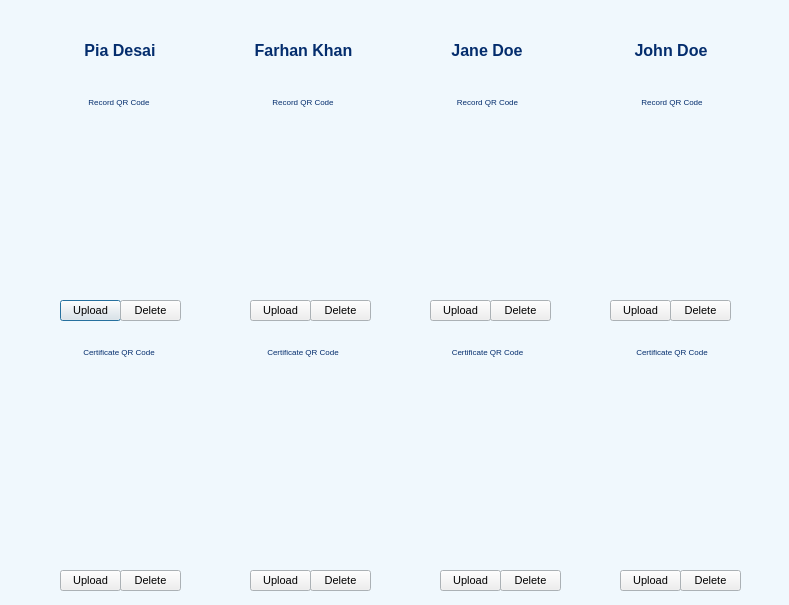
The window that MCR-app/ad_manage_qr.ui (maria-gedye/QTapp) describes before a commit, drawn with Qt 5.
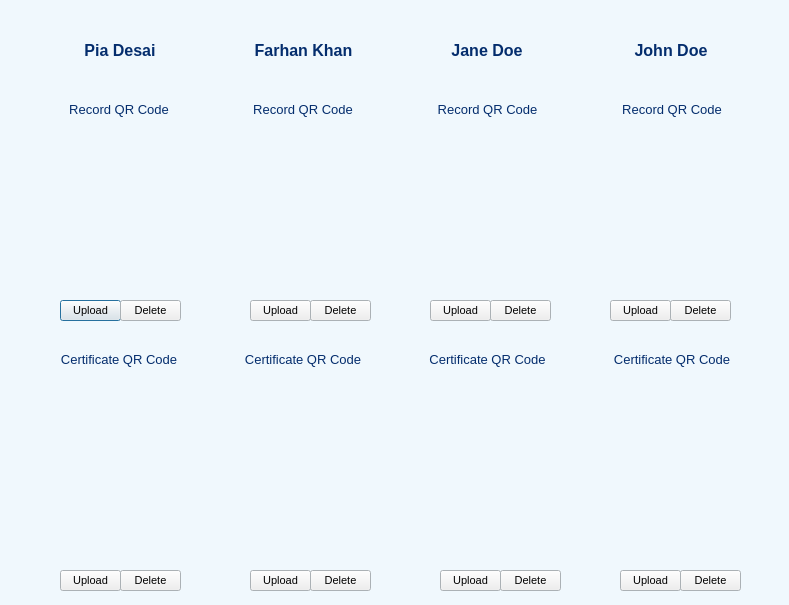
The same window after the commit.

The edit to the form file:
```diff
--- a/MCR-app/ad_manage_qr.ui
+++ b/MCR-app/ad_manage_qr.ui
@@ -124,10 +124,10 @@
        <string>&lt;!DOCTYPE HTML PUBLIC &quot;-//W3C//DTD HTML 4.0//EN&quot; &quot;http://www.w3.org/TR/REC-html40/strict.dtd&quot;&gt;
 &lt;html&gt;&lt;head&gt;&lt;meta name=&quot;qrichtext&quot; content=&quot;1&quot; /&gt;&lt;style type=&quot;text/css&quot;&gt;
 p, li { white-space: pre-wrap; }
-&lt;/style&gt;&lt;/head&gt;&lt;body style=&quot; font-family:'SimSun'; font-size:9pt; font-weight:400; font-style:normal;&quot;&gt;
-&lt;p align=&quot;center&quot; style=&quot;-qt-paragraph-type:empty; margin-top:0px; margin-bottom:0px; margin-left:0px; margin-right:0px; -qt-block-indent:0; text-indent:0px; font-size:7.2pt;&quot;&gt;&lt;br /&gt;&lt;/p&gt;
-&lt;p style=&quot; margin-top:0px; margin-bottom:0px; margin-left:0px; margin-right:0px; -qt-block-indent:0; text-indent:0px;&quot;&gt;&lt;span style=&quot; font-family:'.AppleSystemUIFont'; font-size:6pt; font-weight:600; color:#042d6d;&quot;&gt;   &lt;/span&gt;&lt;/p&gt;
-&lt;p align=&quot;center&quot; style=&quot; margin-top:0px; margin-bottom:0px; margin-left:0px; margin-right:0px; -qt-block-indent:0; text-indent:0px;&quot;&gt;&lt;span style=&quot; font-family:'.AppleSystemUIFont'; font-size:6pt; color:#042d6d;&quot;&gt;Certificate QR Code&lt;/span&gt;&lt;/p&gt;&lt;/body&gt;&lt;/html&gt;</string>
+&lt;/style&gt;&lt;/head&gt;&lt;body style=&quot; font-family:'MS Shell Dlg 2'; font-size:8.25pt; font-weight:400; font-style:normal;&quot;&gt;
+&lt;p align=&quot;center&quot; style=&quot;-qt-paragraph-type:empty; margin-top:0px; margin-bottom:0px; margin-left:0px; margin-right:0px; -qt-block-indent:0; text-indent:0px; font-family:'SimSun'; font-size:7.2pt;&quot;&gt;&lt;br /&gt;&lt;/p&gt;
+&lt;p style=&quot; margin-top:0px; margin-bottom:0px; margin-left:0px; margin-right:0px; -qt-block-indent:0; text-indent:0px;&quot;&gt;&lt;span style=&quot; font-family:'.AppleSystemUIFont'; font-size:10pt; font-weight:600; color:#042d6d;&quot;&gt;   &lt;/span&gt;&lt;/p&gt;
+&lt;p align=&quot;center&quot; style=&quot; margin-top:0px; margin-bottom:0px; margin-left:0px; margin-right:0px; -qt-block-indent:0; text-indent:0px;&quot;&gt;&lt;span style=&quot; font-family:'.AppleSystemUIFont'; font-size:10pt; color:#042d6d;&quot;&gt;Certificate QR Code&lt;/span&gt;&lt;/p&gt;&lt;/body&gt;&lt;/html&gt;</string>
       </property>
      </widget>
     </item>
@@ -152,10 +152,10 @@
        <string>&lt;!DOCTYPE HTML PUBLIC &quot;-//W3C//DTD HTML 4.0//EN&quot; &quot;http://www.w3.org/TR/REC-html40/strict.dtd&quot;&gt;
 &lt;html&gt;&lt;head&gt;&lt;meta name=&quot;qrichtext&quot; content=&quot;1&quot; /&gt;&lt;style type=&quot;text/css&quot;&gt;
 p, li { white-space: pre-wrap; }
-&lt;/style&gt;&lt;/head&gt;&lt;body style=&quot; font-family:'SimSun'; font-size:9pt; font-weight:400; font-style:normal;&quot;&gt;
-&lt;p align=&quot;center&quot; style=&quot;-qt-paragraph-type:empty; margin-top:0px; margin-bottom:0px; margin-left:0px; margin-right:0px; -qt-block-indent:0; text-indent:0px; font-size:7.2pt;&quot;&gt;&lt;br /&gt;&lt;/p&gt;
-&lt;p style=&quot; margin-top:0px; margin-bottom:0px; margin-left:0px; margin-right:0px; -qt-block-indent:0; text-indent:0px;&quot;&gt;&lt;span style=&quot; font-family:'.AppleSystemUIFont'; font-size:6pt; font-weight:600; color:#042d6d;&quot;&gt;   &lt;/span&gt;&lt;/p&gt;
-&lt;p align=&quot;center&quot; style=&quot; margin-top:0px; margin-bottom:0px; margin-left:0px; margin-right:0px; -qt-block-indent:0; text-indent:0px;&quot;&gt;&lt;span style=&quot; font-family:'.AppleSystemUIFont'; font-size:6pt; color:#042d6d;&quot;&gt;Certificate QR Code&lt;/span&gt;&lt;/p&gt;&lt;/body&gt;&lt;/html&gt;</string>
+&lt;/style&gt;&lt;/head&gt;&lt;body style=&quot; font-family:'MS Shell Dlg 2'; font-size:8.25pt; font-weight:400; font-style:normal;&quot;&gt;
+&lt;p align=&quot;center&quot; style=&quot;-qt-paragraph-type:empty; margin-top:0px; margin-bottom:0px; margin-left:0px; margin-right:0px; -qt-block-indent:0; text-indent:0px; font-family:'SimSun'; font-size:7.2pt;&quot;&gt;&lt;br /&gt;&lt;/p&gt;
+&lt;p style=&quot; margin-top:0px; margin-bottom:0px; margin-left:0px; margin-right:0px; -qt-block-indent:0; text-indent:0px;&quot;&gt;&lt;span style=&quot; font-family:'.AppleSystemUIFont'; font-size:10pt; font-weight:600; color:#042d6d;&quot;&gt;   &lt;/span&gt;&lt;/p&gt;
+&lt;p align=&quot;center&quot; style=&quot; margin-top:0px; margin-bottom:0px; margin-left:0px; margin-right:0px; -qt-block-indent:0; text-indent:0px;&quot;&gt;&lt;span style=&quot; font-family:'.AppleSystemUIFont'; font-size:10pt; color:#042d6d;&quot;&gt;Certificate QR Code&lt;/span&gt;&lt;/p&gt;&lt;/body&gt;&lt;/html&gt;</string>
       </property>
      </widget>
     </item>
@@ -180,10 +180,10 @@
        <string>&lt;!DOCTYPE HTML PUBLIC &quot;-//W3C//DTD HTML 4.0//EN&quot; &quot;http://www.w3.org/TR/REC-html40/strict.dtd&quot;&gt;
 &lt;html&gt;&lt;head&gt;&lt;meta name=&quot;qrichtext&quot; content=&quot;1&quot; /&gt;&lt;style type=&quot;text/css&quot;&gt;
 p, li { white-space: pre-wrap; }
-&lt;/style&gt;&lt;/head&gt;&lt;body style=&quot; font-family:'SimSun'; font-size:9pt; font-weight:400; font-style:normal;&quot;&gt;
-&lt;p align=&quot;center&quot; style=&quot;-qt-paragraph-type:empty; margin-top:0px; margin-bottom:0px; margin-left:0px; margin-right:0px; -qt-block-indent:0; text-indent:0px; font-size:7.2pt;&quot;&gt;&lt;br /&gt;&lt;/p&gt;
-&lt;p style=&quot; margin-top:0px; margin-bottom:0px; margin-left:0px; margin-right:0px; -qt-block-indent:0; text-indent:0px;&quot;&gt;&lt;span style=&quot; font-family:'.AppleSystemUIFont'; font-size:6pt; font-weight:600; color:#042d6d;&quot;&gt;   &lt;/span&gt;&lt;/p&gt;
-&lt;p align=&quot;center&quot; style=&quot; margin-top:0px; margin-bottom:0px; margin-left:0px; margin-right:0px; -qt-block-indent:0; text-indent:0px;&quot;&gt;&lt;span style=&quot; font-family:'.AppleSystemUIFont'; font-size:6pt; color:#042d6d;&quot;&gt;Certificate QR Code&lt;/span&gt;&lt;/p&gt;&lt;/body&gt;&lt;/html&gt;</string>
+&lt;/style&gt;&lt;/head&gt;&lt;body style=&quot; font-family:'MS Shell Dlg 2'; font-size:8.25pt; font-weight:400; font-style:normal;&quot;&gt;
+&lt;p align=&quot;center&quot; style=&quot;-qt-paragraph-type:empty; margin-top:0px; margin-bottom:0px; margin-left:0px; margin-right:0px; -qt-block-indent:0; text-indent:0px; font-family:'SimSun'; font-size:7.2pt;&quot;&gt;&lt;br /&gt;&lt;/p&gt;
+&lt;p style=&quot; margin-top:0px; margin-bottom:0px; margin-left:0px; margin-right:0px; -qt-block-indent:0; text-indent:0px;&quot;&gt;&lt;span style=&quot; font-family:'.AppleSystemUIFont'; font-size:10pt; font-weight:600; color:#042d6d;&quot;&gt;   &lt;/span&gt;&lt;/p&gt;
+&lt;p align=&quot;center&quot; style=&quot; margin-top:0px; margin-bottom:0px; margin-left:0px; margin-right:0px; -qt-block-indent:0; text-indent:0px;&quot;&gt;&lt;span style=&quot; font-family:'.AppleSystemUIFont'; font-size:10pt; color:#042d6d;&quot;&gt;Certificate QR Code&lt;/span&gt;&lt;/p&gt;&lt;/body&gt;&lt;/html&gt;</string>
       </property>
      </widget>
     </item>
@@ -208,10 +208,10 @@
        <string>&lt;!DOCTYPE HTML PUBLIC &quot;-//W3C//DTD HTML 4.0//EN&quot; &quot;http://www.w3.org/TR/REC-html40/strict.dtd&quot;&gt;
 &lt;html&gt;&lt;head&gt;&lt;meta name=&quot;qrichtext&quot; content=&quot;1&quot; /&gt;&lt;style type=&quot;text/css&quot;&gt;
 p, li { white-space: pre-wrap; }
-&lt;/style&gt;&lt;/head&gt;&lt;body style=&quot; font-family:'SimSun'; font-size:9pt; font-weight:400; font-style:normal;&quot;&gt;
-&lt;p align=&quot;center&quot; style=&quot;-qt-paragraph-type:empty; margin-top:0px; margin-bottom:0px; margin-left:0px; margin-right:0px; -qt-block-indent:0; text-indent:0px; font-size:7.2pt;&quot;&gt;&lt;br /&gt;&lt;/p&gt;
-&lt;p style=&quot; margin-top:0px; margin-bottom:0px; margin-left:0px; margin-right:0px; -qt-block-indent:0; text-indent:0px;&quot;&gt;&lt;span style=&quot; font-family:'.AppleSystemUIFont'; font-size:6pt; font-weight:600; color:#042d6d;&quot;&gt;   &lt;/span&gt;&lt;/p&gt;
-&lt;p align=&quot;center&quot; style=&quot; margin-top:0px; margin-bottom:0px; margin-left:0px; margin-right:0px; -qt-block-indent:0; text-indent:0px;&quot;&gt;&lt;span style=&quot; font-family:'.AppleSystemUIFont'; font-size:6pt; color:#042d6d;&quot;&gt;Certificate QR Code&lt;/span&gt;&lt;/p&gt;&lt;/body&gt;&lt;/html&gt;</string>
+&lt;/style&gt;&lt;/head&gt;&lt;body style=&quot; font-family:'MS Shell Dlg 2'; font-size:8.25pt; font-weight:400; font-style:normal;&quot;&gt;
+&lt;p align=&quot;center&quot; style=&quot;-qt-paragraph-type:empty; margin-top:0px; margin-bottom:0px; margin-left:0px; margin-right:0px; -qt-block-indent:0; text-indent:0px; font-family:'SimSun'; font-size:7.2pt;&quot;&gt;&lt;br /&gt;&lt;/p&gt;
+&lt;p style=&quot; margin-top:0px; margin-bottom:0px; margin-left:0px; margin-right:0px; -qt-block-indent:0; text-indent:0px;&quot;&gt;&lt;span style=&quot; font-family:'.AppleSystemUIFont'; font-size:10pt; font-weight:600; color:#042d6d;&quot;&gt;   &lt;/span&gt;&lt;/p&gt;
+&lt;p align=&quot;center&quot; style=&quot; margin-top:0px; margin-bottom:0px; margin-left:0px; margin-right:0px; -qt-block-indent:0; text-indent:0px;&quot;&gt;&lt;span style=&quot; font-family:'.AppleSystemUIFont'; font-size:10pt; color:#042d6d;&quot;&gt;Certificate QR Code&lt;/span&gt;&lt;/p&gt;&lt;/body&gt;&lt;/html&gt;</string>
       </property>
      </widget>
     </item>
@@ -713,13 +713,13 @@
     </size>
    </property>
   </widget>
-  <widget class="QWidget" name="">
+  <widget class="QWidget" name="layoutWidget">
    <property name="geometry">
     <rect>
      <x>30</x>
      <y>10</y>
      <width>731</width>
-     <height>61</height>
+     <height>71</height>
     </rect>
    </property>
    <layout class="QHBoxLayout" name="horizontalLayout">
@@ -747,9 +747,9 @@
        <string>&lt;!DOCTYPE HTML PUBLIC &quot;-//W3C//DTD HTML 4.0//EN&quot; &quot;http://www.w3.org/TR/REC-html40/strict.dtd&quot;&gt;
 &lt;html&gt;&lt;head&gt;&lt;meta name=&quot;qrichtext&quot; content=&quot;1&quot; /&gt;&lt;style type=&quot;text/css&quot;&gt;
 p, li { white-space: pre-wrap; }
-&lt;/style&gt;&lt;/head&gt;&lt;body style=&quot; font-family:'SimSun'; font-size:9pt; font-weight:400; font-style:normal;&quot;&gt;
-&lt;p align=&quot;center&quot; style=&quot;-qt-paragraph-type:empty; margin-top:0px; margin-bottom:0px; margin-left:0px; margin-right:0px; -qt-block-indent:0; text-indent:0px; font-size:7.2pt;&quot;&gt;&lt;br /&gt;&lt;/p&gt;
-&lt;p style=&quot; margin-top:0px; margin-bottom:0px; margin-left:0px; margin-right:0px; -qt-block-indent:0; text-indent:0px;&quot;&gt;&lt;span style=&quot; font-family:'.AppleSystemUIFont'; font-weight:600; color:#042d6d;&quot;&gt;   &lt;/span&gt;&lt;/p&gt;
+&lt;/style&gt;&lt;/head&gt;&lt;body style=&quot; font-family:'MS Shell Dlg 2'; font-size:8.25pt; font-weight:400; font-style:normal;&quot;&gt;
+&lt;p align=&quot;center&quot; style=&quot;-qt-paragraph-type:empty; margin-top:0px; margin-bottom:0px; margin-left:0px; margin-right:0px; -qt-block-indent:0; text-indent:0px; font-family:'SimSun'; font-size:7.2pt;&quot;&gt;&lt;br /&gt;&lt;/p&gt;
+&lt;p style=&quot; margin-top:0px; margin-bottom:0px; margin-left:0px; margin-right:0px; -qt-block-indent:0; text-indent:0px;&quot;&gt;&lt;span style=&quot; font-family:'.AppleSystemUIFont'; font-size:9pt; font-weight:600; color:#042d6d;&quot;&gt;   &lt;/span&gt;&lt;/p&gt;
 &lt;p align=&quot;center&quot; style=&quot; margin-top:0px; margin-bottom:0px; margin-left:0px; margin-right:0px; -qt-block-indent:0; text-indent:0px;&quot;&gt;&lt;span style=&quot; font-family:'.AppleSystemUIFont'; font-size:12pt; font-weight:600; color:#042d6d;&quot;&gt;Pia Desai&lt;/span&gt;&lt;/p&gt;&lt;/body&gt;&lt;/html&gt;</string>
       </property>
      </widget>
@@ -775,9 +775,9 @@
        <string>&lt;!DOCTYPE HTML PUBLIC &quot;-//W3C//DTD HTML 4.0//EN&quot; &quot;http://www.w3.org/TR/REC-html40/strict.dtd&quot;&gt;
 &lt;html&gt;&lt;head&gt;&lt;meta name=&quot;qrichtext&quot; content=&quot;1&quot; /&gt;&lt;style type=&quot;text/css&quot;&gt;
 p, li { white-space: pre-wrap; }
-&lt;/style&gt;&lt;/head&gt;&lt;body style=&quot; font-family:'SimSun'; font-size:9pt; font-weight:400; font-style:normal;&quot;&gt;
-&lt;p align=&quot;center&quot; style=&quot;-qt-paragraph-type:empty; margin-top:0px; margin-bottom:0px; margin-left:0px; margin-right:0px; -qt-block-indent:0; text-indent:0px; font-size:7.2pt;&quot;&gt;&lt;br /&gt;&lt;/p&gt;
-&lt;p style=&quot; margin-top:0px; margin-bottom:0px; margin-left:0px; margin-right:0px; -qt-block-indent:0; text-indent:0px;&quot;&gt;&lt;span style=&quot; font-family:'.AppleSystemUIFont'; font-weight:600; color:#042d6d;&quot;&gt;   &lt;/span&gt;&lt;/p&gt;
+&lt;/style&gt;&lt;/head&gt;&lt;body style=&quot; font-family:'MS Shell Dlg 2'; font-size:8.25pt; font-weight:400; font-style:normal;&quot;&gt;
+&lt;p align=&quot;center&quot; style=&quot;-qt-paragraph-type:empty; margin-top:0px; margin-bottom:0px; margin-left:0px; margin-right:0px; -qt-block-indent:0; text-indent:0px; font-family:'SimSun'; font-size:7.2pt;&quot;&gt;&lt;br /&gt;&lt;/p&gt;
+&lt;p style=&quot; margin-top:0px; margin-bottom:0px; margin-left:0px; margin-right:0px; -qt-block-indent:0; text-indent:0px;&quot;&gt;&lt;span style=&quot; font-family:'.AppleSystemUIFont'; font-size:9pt; font-weight:600; color:#042d6d;&quot;&gt;   &lt;/span&gt;&lt;/p&gt;
 &lt;p align=&quot;center&quot; style=&quot; margin-top:0px; margin-bottom:0px; margin-left:0px; margin-right:0px; -qt-block-indent:0; text-indent:0px;&quot;&gt;&lt;span style=&quot; font-family:'.AppleSystemUIFont'; font-size:12pt; font-weight:600; color:#042d6d;&quot;&gt;Farhan Khan&lt;/span&gt;&lt;/p&gt;&lt;/body&gt;&lt;/html&gt;</string>
       </property>
      </widget>
@@ -803,9 +803,9 @@
        <string>&lt;!DOCTYPE HTML PUBLIC &quot;-//W3C//DTD HTML 4.0//EN&quot; &quot;http://www.w3.org/TR/REC-html40/strict.dtd&quot;&gt;
 &lt;html&gt;&lt;head&gt;&lt;meta name=&quot;qrichtext&quot; content=&quot;1&quot; /&gt;&lt;style type=&quot;text/css&quot;&gt;
 p, li { white-space: pre-wrap; }
-&lt;/style&gt;&lt;/head&gt;&lt;body style=&quot; font-family:'SimSun'; font-size:9pt; font-weight:400; font-style:normal;&quot;&gt;
-&lt;p align=&quot;center&quot; style=&quot;-qt-paragraph-type:empty; margin-top:0px; margin-bottom:0px; margin-left:0px; margin-right:0px; -qt-block-indent:0; text-indent:0px; font-size:7.2pt;&quot;&gt;&lt;br /&gt;&lt;/p&gt;
-&lt;p style=&quot; margin-top:0px; margin-bottom:0px; margin-left:0px; margin-right:0px; -qt-block-indent:0; text-indent:0px;&quot;&gt;&lt;span style=&quot; font-family:'.AppleSystemUIFont'; font-weight:600; color:#042d6d;&quot;&gt;   &lt;/span&gt;&lt;/p&gt;
+&lt;/style&gt;&lt;/head&gt;&lt;body style=&quot; font-family:'MS Shell Dlg 2'; font-size:8.25pt; font-weight:400; font-style:normal;&quot;&gt;
+&lt;p align=&quot;center&quot; style=&quot;-qt-paragraph-type:empty; margin-top:0px; margin-bottom:0px; margin-left:0px; margin-right:0px; -qt-block-indent:0; text-indent:0px; font-family:'SimSun'; font-size:7.2pt;&quot;&gt;&lt;br /&gt;&lt;/p&gt;
+&lt;p style=&quot; margin-top:0px; margin-bottom:0px; margin-left:0px; margin-right:0px; -qt-block-indent:0; text-indent:0px;&quot;&gt;&lt;span style=&quot; font-family:'.AppleSystemUIFont'; font-size:9pt; font-weight:600; color:#042d6d;&quot;&gt;   &lt;/span&gt;&lt;/p&gt;
 &lt;p align=&quot;center&quot; style=&quot; margin-top:0px; margin-bottom:0px; margin-left:0px; margin-right:0px; -qt-block-indent:0; text-indent:0px;&quot;&gt;&lt;span style=&quot; font-family:'.AppleSystemUIFont'; font-size:12pt; font-weight:600; color:#042d6d;&quot;&gt;Jane Doe&lt;/span&gt;&lt;/p&gt;&lt;/body&gt;&lt;/html&gt;</string>
       </property>
      </widget>
@@ -831,16 +831,16 @@
        <string>&lt;!DOCTYPE HTML PUBLIC &quot;-//W3C//DTD HTML 4.0//EN&quot; &quot;http://www.w3.org/TR/REC-html40/strict.dtd&quot;&gt;
 &lt;html&gt;&lt;head&gt;&lt;meta name=&quot;qrichtext&quot; content=&quot;1&quot; /&gt;&lt;style type=&quot;text/css&quot;&gt;
 p, li { white-space: pre-wrap; }
-&lt;/style&gt;&lt;/head&gt;&lt;body style=&quot; font-family:'SimSun'; font-size:9pt; font-weight:400; font-style:normal;&quot;&gt;
-&lt;p align=&quot;center&quot; style=&quot;-qt-paragraph-type:empty; margin-top:0px; margin-bottom:0px; margin-left:0px; margin-right:0px; -qt-block-indent:0; text-indent:0px; font-size:7.2pt;&quot;&gt;&lt;br /&gt;&lt;/p&gt;
-&lt;p style=&quot; margin-top:0px; margin-bottom:0px; margin-left:0px; margin-right:0px; -qt-block-indent:0; text-indent:0px;&quot;&gt;&lt;span style=&quot; font-family:'.AppleSystemUIFont'; font-weight:600; color:#042d6d;&quot;&gt;   &lt;/span&gt;&lt;/p&gt;
+&lt;/style&gt;&lt;/head&gt;&lt;body style=&quot; font-family:'MS Shell Dlg 2'; font-size:8.25pt; font-weight:400; font-style:normal;&quot;&gt;
+&lt;p align=&quot;center&quot; style=&quot;-qt-paragraph-type:empty; margin-top:0px; margin-bottom:0px; margin-left:0px; margin-right:0px; -qt-block-indent:0; text-indent:0px; font-family:'SimSun'; font-size:7.2pt;&quot;&gt;&lt;br /&gt;&lt;/p&gt;
+&lt;p style=&quot; margin-top:0px; margin-bottom:0px; margin-left:0px; margin-right:0px; -qt-block-indent:0; text-indent:0px;&quot;&gt;&lt;span style=&quot; font-family:'.AppleSystemUIFont'; font-size:9pt; font-weight:600; color:#042d6d;&quot;&gt;   &lt;/span&gt;&lt;/p&gt;
 &lt;p align=&quot;center&quot; style=&quot; margin-top:0px; margin-bottom:0px; margin-left:0px; margin-right:0px; -qt-block-indent:0; text-indent:0px;&quot;&gt;&lt;span style=&quot; font-family:'.AppleSystemUIFont'; font-size:12pt; font-weight:600; color:#042d6d;&quot;&gt;John Doe&lt;/span&gt;&lt;/p&gt;&lt;/body&gt;&lt;/html&gt;</string>
       </property>
      </widget>
     </item>
    </layout>
   </widget>
-  <widget class="QWidget" name="">
+  <widget class="QWidget" name="layoutWidget">
    <property name="geometry">
     <rect>
      <x>30</x>
@@ -854,6 +854,7 @@
      <widget class="QTextBrowser" name="textBrowser_5">
       <property name="font">
        <font>
+        <pointsize>12</pointsize>
         <weight>50</weight>
         <bold>false</bold>
        </font>
@@ -871,10 +872,10 @@
        <string>&lt;!DOCTYPE HTML PUBLIC &quot;-//W3C//DTD HTML 4.0//EN&quot; &quot;http://www.w3.org/TR/REC-html40/strict.dtd&quot;&gt;
 &lt;html&gt;&lt;head&gt;&lt;meta name=&quot;qrichtext&quot; content=&quot;1&quot; /&gt;&lt;style type=&quot;text/css&quot;&gt;
 p, li { white-space: pre-wrap; }
-&lt;/style&gt;&lt;/head&gt;&lt;body style=&quot; font-family:'SimSun'; font-size:9pt; font-weight:400; font-style:normal;&quot;&gt;
-&lt;p align=&quot;center&quot; style=&quot;-qt-paragraph-type:empty; margin-top:0px; margin-bottom:0px; margin-left:0px; margin-right:0px; -qt-block-indent:0; text-indent:0px; font-size:7.2pt;&quot;&gt;&lt;br /&gt;&lt;/p&gt;
-&lt;p style=&quot; margin-top:0px; margin-bottom:0px; margin-left:0px; margin-right:0px; -qt-block-indent:0; text-indent:0px;&quot;&gt;&lt;span style=&quot; font-family:'.AppleSystemUIFont'; font-size:6pt; font-weight:600; color:#042d6d;&quot;&gt;   &lt;/span&gt;&lt;/p&gt;
-&lt;p align=&quot;center&quot; style=&quot; margin-top:0px; margin-bottom:0px; margin-left:0px; margin-right:0px; -qt-block-indent:0; text-indent:0px;&quot;&gt;&lt;span style=&quot; font-family:'.AppleSystemUIFont'; font-size:6pt; color:#042d6d;&quot;&gt;Record QR Code&lt;/span&gt;&lt;/p&gt;&lt;/body&gt;&lt;/html&gt;</string>
+&lt;/style&gt;&lt;/head&gt;&lt;body style=&quot; font-family:'MS Shell Dlg 2'; font-size:12pt; font-weight:400; font-style:normal;&quot;&gt;
+&lt;p align=&quot;center&quot; style=&quot;-qt-paragraph-type:empty; margin-top:0px; margin-bottom:0px; margin-left:0px; margin-right:0px; -qt-block-indent:0; text-indent:0px; font-family:'SimSun'; font-size:7.2pt;&quot;&gt;&lt;br /&gt;&lt;/p&gt;
+&lt;p style=&quot; margin-top:0px; margin-bottom:0px; margin-left:0px; margin-right:0px; -qt-block-indent:0; text-indent:0px;&quot;&gt;&lt;span style=&quot; font-family:'.AppleSystemUIFont'; font-size:10pt; font-weight:600; color:#042d6d;&quot;&gt;   &lt;/span&gt;&lt;/p&gt;
+&lt;p align=&quot;center&quot; style=&quot; margin-top:0px; margin-bottom:0px; margin-left:0px; margin-right:0px; -qt-block-indent:0; text-indent:0px;&quot;&gt;&lt;span style=&quot; font-family:'.AppleSystemUIFont'; font-size:10pt; color:#042d6d;&quot;&gt;Record QR Code&lt;/span&gt;&lt;/p&gt;&lt;/body&gt;&lt;/html&gt;</string>
       </property>
      </widget>
     </item>
@@ -899,10 +900,10 @@
        <string>&lt;!DOCTYPE HTML PUBLIC &quot;-//W3C//DTD HTML 4.0//EN&quot; &quot;http://www.w3.org/TR/REC-html40/strict.dtd&quot;&gt;
 &lt;html&gt;&lt;head&gt;&lt;meta name=&quot;qrichtext&quot; content=&quot;1&quot; /&gt;&lt;style type=&quot;text/css&quot;&gt;
 p, li { white-space: pre-wrap; }
-&lt;/style&gt;&lt;/head&gt;&lt;body style=&quot; font-family:'SimSun'; font-size:9pt; font-weight:400; font-style:normal;&quot;&gt;
-&lt;p align=&quot;center&quot; style=&quot;-qt-paragraph-type:empty; margin-top:0px; margin-bottom:0px; margin-left:0px; margin-right:0px; -qt-block-indent:0; text-indent:0px; font-size:7.2pt;&quot;&gt;&lt;br /&gt;&lt;/p&gt;
-&lt;p style=&quot; margin-top:0px; margin-bottom:0px; margin-left:0px; margin-right:0px; -qt-block-indent:0; text-indent:0px;&quot;&gt;&lt;span style=&quot; font-family:'.AppleSystemUIFont'; font-size:6pt; font-weight:600; color:#042d6d;&quot;&gt;   &lt;/span&gt;&lt;/p&gt;
-&lt;p align=&quot;center&quot; style=&quot; margin-top:0px; margin-bottom:0px; margin-left:0px; margin-right:0px; -qt-block-indent:0; text-indent:0px;&quot;&gt;&lt;span style=&quot; font-family:'.AppleSystemUIFont'; font-size:6pt; color:#042d6d;&quot;&gt;Record QR Code&lt;/span&gt;&lt;/p&gt;&lt;/body&gt;&lt;/html&gt;</string>
+&lt;/style&gt;&lt;/head&gt;&lt;body style=&quot; font-family:'MS Shell Dlg 2'; font-size:8.25pt; font-weight:400; font-style:normal;&quot;&gt;
+&lt;p align=&quot;center&quot; style=&quot;-qt-paragraph-type:empty; margin-top:0px; margin-bottom:0px; margin-left:0px; margin-right:0px; -qt-block-indent:0; text-indent:0px; font-family:'SimSun'; font-size:7.2pt;&quot;&gt;&lt;br /&gt;&lt;/p&gt;
+&lt;p style=&quot; margin-top:0px; margin-bottom:0px; margin-left:0px; margin-right:0px; -qt-block-indent:0; text-indent:0px;&quot;&gt;&lt;span style=&quot; font-family:'.AppleSystemUIFont'; font-size:10pt; font-weight:600; color:#042d6d;&quot;&gt;   &lt;/span&gt;&lt;/p&gt;
+&lt;p align=&quot;center&quot; style=&quot; margin-top:0px; margin-bottom:0px; margin-left:0px; margin-right:0px; -qt-block-indent:0; text-indent:0px;&quot;&gt;&lt;span style=&quot; font-family:'.AppleSystemUIFont'; font-size:10pt; color:#042d6d;&quot;&gt;Record QR Code&lt;/span&gt;&lt;/p&gt;&lt;/body&gt;&lt;/html&gt;</string>
       </property>
      </widget>
     </item>
@@ -927,10 +928,10 @@
        <string>&lt;!DOCTYPE HTML PUBLIC &quot;-//W3C//DTD HTML 4.0//EN&quot; &quot;http://www.w3.org/TR/REC-html40/strict.dtd&quot;&gt;
 &lt;html&gt;&lt;head&gt;&lt;meta name=&quot;qrichtext&quot; content=&quot;1&quot; /&gt;&lt;style type=&quot;text/css&quot;&gt;
 p, li { white-space: pre-wrap; }
-&lt;/style&gt;&lt;/head&gt;&lt;body style=&quot; font-family:'SimSun'; font-size:9pt; font-weight:400; font-style:normal;&quot;&gt;
-&lt;p align=&quot;center&quot; style=&quot;-qt-paragraph-type:empty; margin-top:0px; margin-bottom:0px; margin-left:0px; margin-right:0px; -qt-block-indent:0; text-indent:0px; font-size:7.2pt;&quot;&gt;&lt;br /&gt;&lt;/p&gt;
-&lt;p style=&quot; margin-top:0px; margin-bottom:0px; margin-left:0px; margin-right:0px; -qt-block-indent:0; text-indent:0px;&quot;&gt;&lt;span style=&quot; font-family:'.AppleSystemUIFont'; font-size:6pt; font-weight:600; color:#042d6d;&quot;&gt;   &lt;/span&gt;&lt;/p&gt;
-&lt;p align=&quot;center&quot; style=&quot; margin-top:0px; margin-bottom:0px; margin-left:0px; margin-right:0px; -qt-block-indent:0; text-indent:0px;&quot;&gt;&lt;span style=&quot; font-family:'.AppleSystemUIFont'; font-size:6pt; color:#042d6d;&quot;&gt;Record QR Code&lt;/span&gt;&lt;/p&gt;&lt;/body&gt;&lt;/html&gt;</string>
+&lt;/style&gt;&lt;/head&gt;&lt;body style=&quot; font-family:'MS Shell Dlg 2'; font-size:8.25pt; font-weight:400; font-style:normal;&quot;&gt;
+&lt;p align=&quot;center&quot; style=&quot;-qt-paragraph-type:empty; margin-top:0px; margin-bottom:0px; margin-left:0px; margin-right:0px; -qt-block-indent:0; text-indent:0px; font-family:'SimSun'; font-size:7.2pt;&quot;&gt;&lt;br /&gt;&lt;/p&gt;
+&lt;p style=&quot; margin-top:0px; margin-bottom:0px; margin-left:0px; margin-right:0px; -qt-block-indent:0; text-indent:0px;&quot;&gt;&lt;span style=&quot; font-family:'.AppleSystemUIFont'; font-size:10pt; font-weight:600; color:#042d6d;&quot;&gt;   &lt;/span&gt;&lt;/p&gt;
+&lt;p align=&quot;center&quot; style=&quot; margin-top:0px; margin-bottom:0px; margin-left:0px; margin-right:0px; -qt-block-indent:0; text-indent:0px;&quot;&gt;&lt;span style=&quot; font-family:'.AppleSystemUIFont'; font-size:10pt; color:#042d6d;&quot;&gt;Record QR Code&lt;/span&gt;&lt;/p&gt;&lt;/body&gt;&lt;/html&gt;</string>
       </property>
      </widget>
     </item>
@@ -955,10 +956,10 @@
        <string>&lt;!DOCTYPE HTML PUBLIC &quot;-//W3C//DTD HTML 4.0//EN&quot; &quot;http://www.w3.org/TR/REC-html40/strict.dtd&quot;&gt;
 &lt;html&gt;&lt;head&gt;&lt;meta name=&quot;qrichtext&quot; content=&quot;1&quot; /&gt;&lt;style type=&quot;text/css&quot;&gt;
 p, li { white-space: pre-wrap; }
-&lt;/style&gt;&lt;/head&gt;&lt;body style=&quot; font-family:'SimSun'; font-size:9pt; font-weight:400; font-style:normal;&quot;&gt;
-&lt;p align=&quot;center&quot; style=&quot;-qt-paragraph-type:empty; margin-top:0px; margin-bottom:0px; margin-left:0px; margin-right:0px; -qt-block-indent:0; text-indent:0px; font-size:7.2pt;&quot;&gt;&lt;br /&gt;&lt;/p&gt;
-&lt;p style=&quot; margin-top:0px; margin-bottom:0px; margin-left:0px; margin-right:0px; -qt-block-indent:0; text-indent:0px;&quot;&gt;&lt;span style=&quot; font-family:'.AppleSystemUIFont'; font-size:6pt; font-weight:600; color:#042d6d;&quot;&gt;   &lt;/span&gt;&lt;/p&gt;
-&lt;p align=&quot;center&quot; style=&quot; margin-top:0px; margin-bottom:0px; margin-left:0px; margin-right:0px; -qt-block-indent:0; text-indent:0px;&quot;&gt;&lt;span style=&quot; font-family:'.AppleSystemUIFont'; font-size:6pt; color:#042d6d;&quot;&gt;Record QR Code&lt;/span&gt;&lt;/p&gt;&lt;/body&gt;&lt;/html&gt;</string>
+&lt;/style&gt;&lt;/head&gt;&lt;body style=&quot; font-family:'MS Shell Dlg 2'; font-size:8.25pt; font-weight:400; font-style:normal;&quot;&gt;
+&lt;p align=&quot;center&quot; style=&quot;-qt-paragraph-type:empty; margin-top:0px; margin-bottom:0px; margin-left:0px; margin-right:0px; -qt-block-indent:0; text-indent:0px; font-family:'SimSun'; font-size:7.2pt;&quot;&gt;&lt;br /&gt;&lt;/p&gt;
+&lt;p style=&quot; margin-top:0px; margin-bottom:0px; margin-left:0px; margin-right:0px; -qt-block-indent:0; text-indent:0px;&quot;&gt;&lt;span style=&quot; font-family:'.AppleSystemUIFont'; font-size:10pt; font-weight:600; color:#042d6d;&quot;&gt;   &lt;/span&gt;&lt;/p&gt;
+&lt;p align=&quot;center&quot; style=&quot; margin-top:0px; margin-bottom:0px; margin-left:0px; margin-right:0px; -qt-block-indent:0; text-indent:0px;&quot;&gt;&lt;span style=&quot; font-family:'.AppleSystemUIFont'; font-size:10pt; color:#042d6d;&quot;&gt;Record QR Code&lt;/span&gt;&lt;/p&gt;&lt;/body&gt;&lt;/html&gt;</string>
       </property>
      </widget>
     </item>
```
